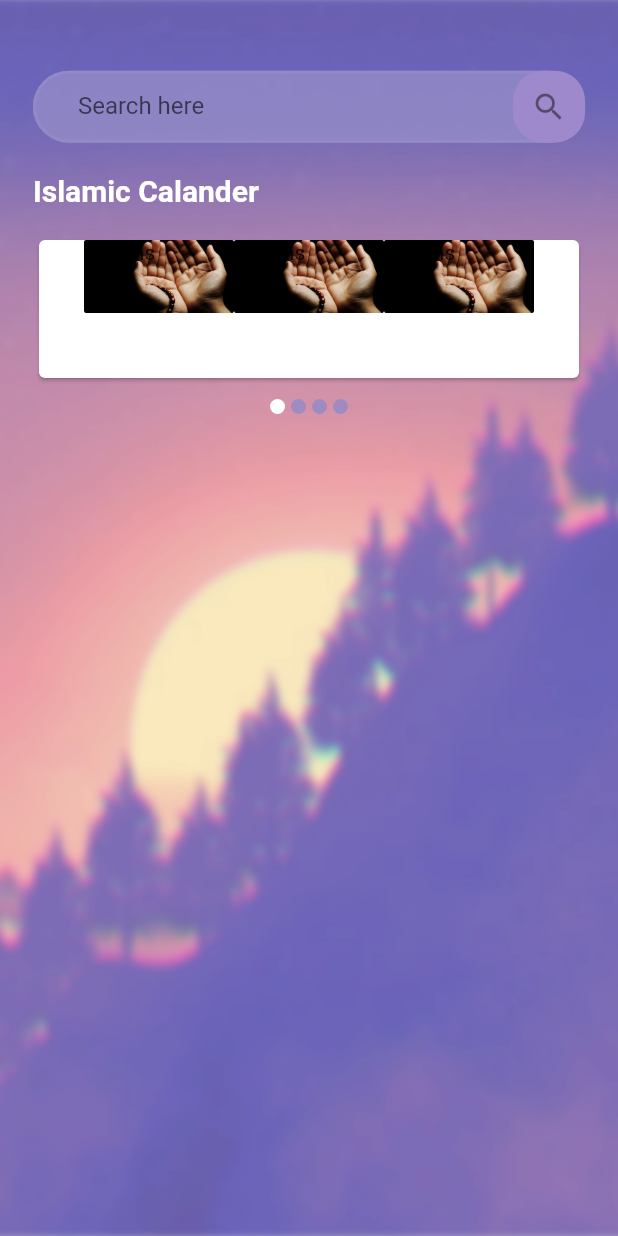
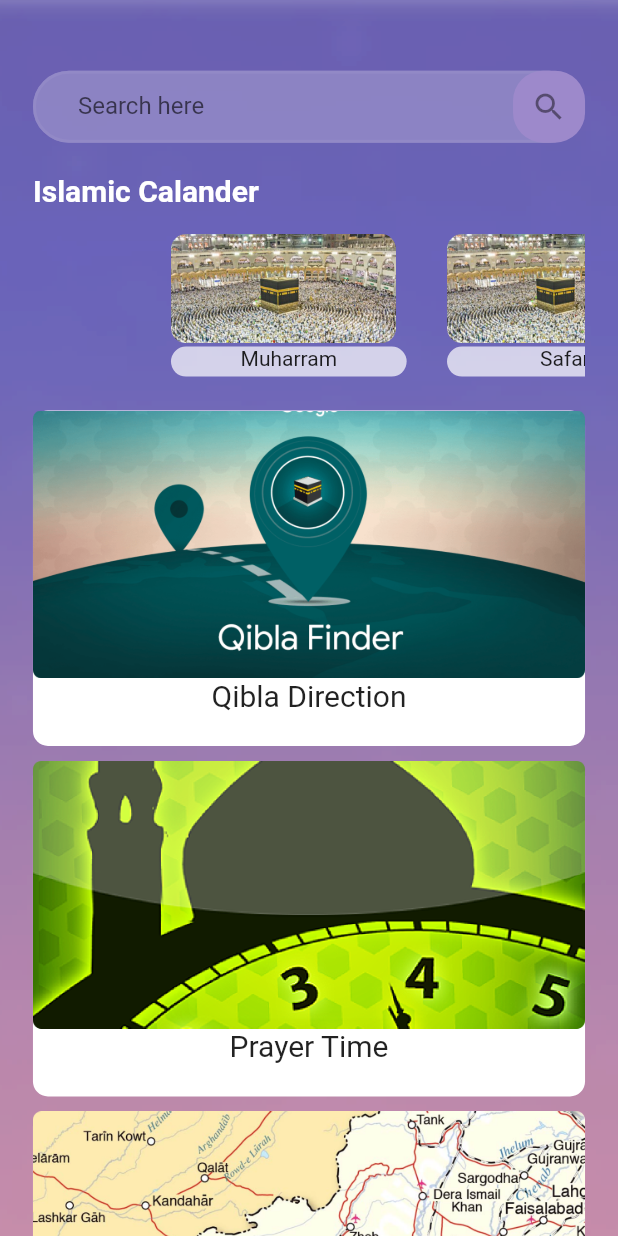
Before and after one commit to Asad-As/prayer_assitant, a Flutter app: the screen it shows after launch, on a phone screen of 412 x 824 dp. Run offline on Flutter 3.47's test engine with Material 2 defaults, Android fonts, the light colour scheme and no system bars; drawn by our look-alikes of carousel_slider; our stand-ins replace firebase_core, flutter_screenutil; accounts and stored records are empty.

Commit message:
main screen is doen

```diff
--- a/lib/Feature/HomeScreen/CommanCard.dart
+++ /dev/null
@@ -1,24 +0,0 @@
-import 'package:flutter/material.dart';
-import 'package:prayer_assitant/Feature/OnboardingScreeen/onboarding_contents.dart';
-class comman_Card extends StatefulWidget {
-  const comman_Card({Key? key}) : super(key: key);
-
-  @override
-  State<comman_Card> createState() => _comman_CardState();
-}
-
-class _comman_CardState extends State<comman_Card> {
-  @override
-  Widget build(BuildContext context) {
-    return Container(
-      height: 200,
-      width: 100,
-      child: Stack(
-        children: [
-          Image.asset(imageS.duas,fit: BoxFit.cover,),
-          Text("months"),
-        ],
-      ),
-    );
-  }
-}
--- a/lib/Feature/HomeScreen/HomeScreen.dart
+++ b/lib/Feature/HomeScreen/HomeScreen.dart
@@ -4,6 +4,7 @@ import 'package:flutter_screenutil/flutter_screenutil.dart';
 import 'package:prayer_assitant/Core/AppColors.dart';
 import 'package:prayer_assitant/Core/AppSizeBox.dart';
 import 'package:prayer_assitant/Feature/HomeScreen/SliderforMonths.dart';
+import 'package:prayer_assitant/Feature/HomeScreen/listviewforscreens.dart';
 
 import '../../Core/imagePath.dart';
 
@@ -25,14 +26,13 @@ class _HomeScreenState extends State<HomeScreen> {
     return Scaffold(
       body: SingleChildScrollView(
         child: Container (
-          height: 1.sh,
           width: 1.sw,
           decoration: BoxDecoration(
             image: DecorationImage(
                 image: AssetImage(
                   imageS.bg
             ),
-                fit: BoxFit.fill
+                fit: BoxFit.cover
             )
           ),
           child: Padding(
@@ -76,9 +76,10 @@ class _HomeScreenState extends State<HomeScreen> {
                 fixheight15,
                 Text('Islamic Calander ',style: TextStyle(fontSize: 20,fontWeight: FontWeight.bold,color: AppColors.KwitheColor),),
                 fixheight15,
-              slider()
-
-              ],
+                 slider(),
+                fixheight15,
+                ListviewforScreens()
+            ],
             ),
           ),
         ),
--- a/lib/Feature/HomeScreen/SliderforMonths.dart
+++ b/lib/Feature/HomeScreen/SliderforMonths.dart
@@ -1,98 +1,74 @@
 import 'package:carousel_slider/carousel_slider.dart';
 import 'package:flutter/material.dart';
+import 'package:flutter_screenutil/flutter_screenutil.dart';
 import 'package:prayer_assitant/Core/AppColors.dart';
-import 'package:prayer_assitant/Feature/HomeScreen/CommanCard.dart';
+import 'package:prayer_assitant/Feature/OnboardingScreeen/onboarding_contents.dart';
 class slider extends StatefulWidget {
   slider({Key? key}) : super(key: key);
 
   @override
   State<slider> createState() => _sliderState();
 
+
+
 }
 
 class _sliderState extends State<slider> {
-
-  int _currentIndex=0;
-
-  List cardList=[
-
-    Item1(),
-    Item1(),
-    Item1(),
-    Item1(),
-    /*Item2(),
-    Item3(),
-    Item4()*/
+  List monthsName =[
+    'Muharram',
+    'Safar',
+    'Rabi al-Awwal',
+    'Rabi al-Thani',
+    'Jumada al-Awwal',
+    'Jumada al-Thani',
+    'Rajab',
+    'Shaban',
+    'Ramadan',
+    'Shawwal',
+    'Dhu al-Qadah',
+    'Dhu al-Hijjah (month of Hajj)'
   ];
 
-  List<T> map<T>(List list, Function handler) {
-    List<T> result = [];
-    for (var i = 0; i < list.length; i++) {
-      result.add(handler(i, list[i]));
-    }
-    return result;
+
+  final PageController _pageViewController = PageController(initialPage: 3); // set the initial page you want to show
+
+  @override
+  void dispose() {
+    // TODO: implement dispose
+    super.dispose();
+    _pageViewController.dispose();  // dispose the PageController
   }
 
   @override
   Widget build(BuildContext context) {
-    return  Column(
-      children: <Widget>[
-        CarouselSlider(
-          options: CarouselOptions(
-            viewportFraction: 1,
-            height: 100.0,
-            onPageChanged: (index, reason) {
-              setState(() {
-                _currentIndex = index;
-              });
-            },
-          ),
-          items: cardList.map((card){
-            return Builder(
-                builder:(BuildContext context){
-                  return Container(
-                    height: MediaQuery.of(context).size.height,
-                    width: MediaQuery.of(context).size.width,
-                    child: Card(
-                      child: card,
-                    ),
-                  );
-                }
-            );
-          }).toList(),
+    return  Container(
+      height: 100,
+      width: 1.sh,
+      child: PageView.builder(
+        itemCount: 12,
+        controller: PageController(
+          initialPage: 0,
+          viewportFraction: 0.5,
         ),
-        Row(
-          mainAxisAlignment: MainAxisAlignment.center,
-          children: map<Widget>(cardList, (index, url) {
-            return Container(
-              width: 10.0,
-              height: 10.0,
-              margin: EdgeInsets.symmetric(vertical: 10.0, horizontal: 2.0),
-              decoration: BoxDecoration(
-                shape: BoxShape.circle,
-                color: _currentIndex == index ? AppColors.KwitheColor : AppColors.Ksearchcolor,
-              ),
-            );
-          }),
-        ),
-      ],
-    );
-  }
-}
-class Item1 extends StatelessWidget {
-  const Item1({Key? key}) : super(key: key);
+        itemBuilder: (BuildContext context, int index) {
+          return Container(
+            padding: EdgeInsets.only(right: 5),
+            child: Stack(children: [
+            ClipRRect(
+                borderRadius: BorderRadius.circular(10.0),
+                child: Image.asset(imageS.hajguid,width: 150,)),
+              Positioned(
+                bottom: 5,
+                child: Container( height: 20,width: 143.w,
+                     decoration: BoxDecoration(color: Colors.white70,
+                         borderRadius: BorderRadius.all(Radius.circular(20))),
+                  child: Text(monthsName[index],textAlign: TextAlign.center,),
+                ),
+              )
 
-  @override
-  Widget build(BuildContext context) {
-    return Container(
-      child: Row(
-        mainAxisAlignment: MainAxisAlignment.center,
-        children: <Widget>[
-          comman_Card(),
-          comman_Card(),
-          comman_Card()
+            ],),);
+        },
 
-        ],
       ),
     );
   }
--- /dev/null
+++ b/lib/Feature/HomeScreen/listviewforscreens.dart
@@ -0,0 +1,63 @@
+import 'package:flutter/material.dart';
+import 'package:flutter_screenutil/flutter_screenutil.dart';
+import 'package:prayer_assitant/Feature/OnboardingScreeen/onboarding_contents.dart';
+class ListviewforScreens extends StatelessWidget {
+ ListviewforScreens({Key? key}) : super(key: key);
+
+  List title = [
+ "Qibla Direction",
+    "Prayer Time",
+    "Nearby Mosque",
+    "Duas",
+    "Ramadan",
+    "Quran",
+    "Hadees",
+    "Donation",
+    "Teach Islam",
+    "Umrah Guide",
+    "Hajj Guid",
+  ];
+  List imgs= [
+    imageS.qiblafinder,
+  imageS.prayertime,
+  imageS.nearby,
+  imageS.duas,
+  imageS.ramdan,
+  imageS.quraan,
+  imageS.hades,
+    imageS.donations,
+    imageS.teachislam,
+    imageS.umrahguid,
+    imageS.hajguid,
+  ];
+
+  @override
+  Widget build(BuildContext context) {
+    return SizedBox(
+      height: 2200.h,
+      child: ListView.builder(
+        physics:NeverScrollableScrollPhysics(),
+          itemCount: 11,
+          itemBuilder: (BuildContext context, int index) {
+            return Container(
+              height: 190.h,
+              width: 1.sw/1.5,
+              decoration: BoxDecoration(
+                color: Colors.white,
+                borderRadius: BorderRadius.circular(10.0),
+              ),
+              margin: EdgeInsets.only(bottom: 10),
+              child: Column(
+
+                children: [
+                  Image.asset(imgs[index]),
+                  Text(title[index],style: TextStyle(fontSize: 20),)
+                ],
+              )
+            );
+          }
+
+          ),
+    );
+  }
+}
```
Also changed, not shown: Assets/images/1.png.
